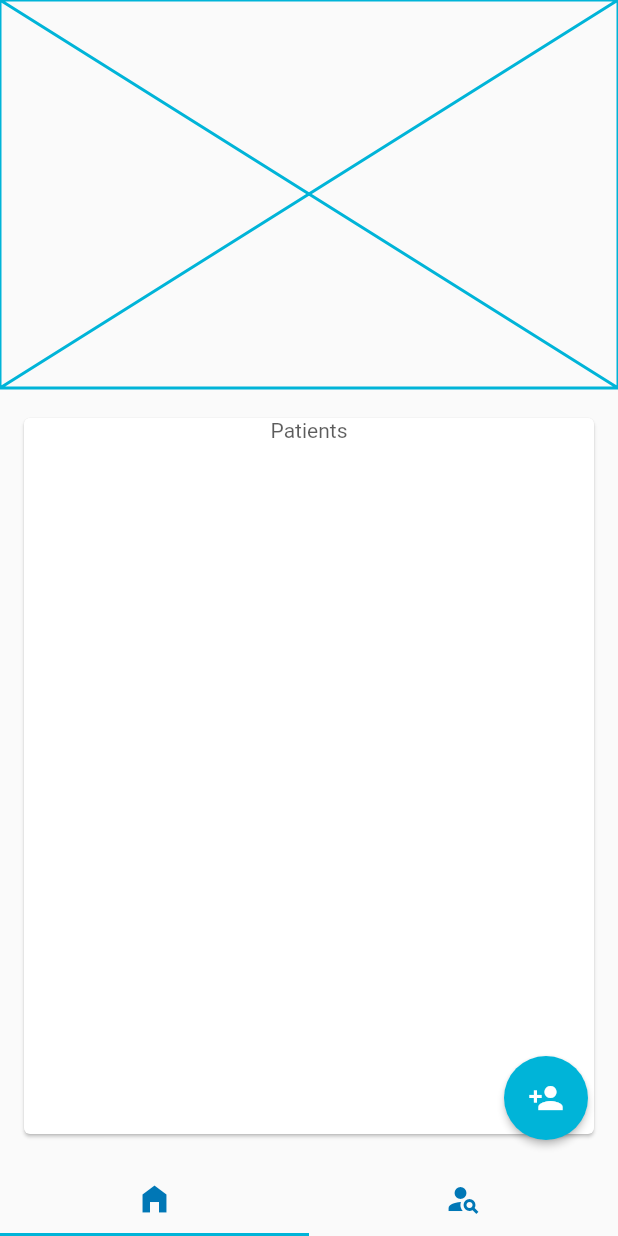
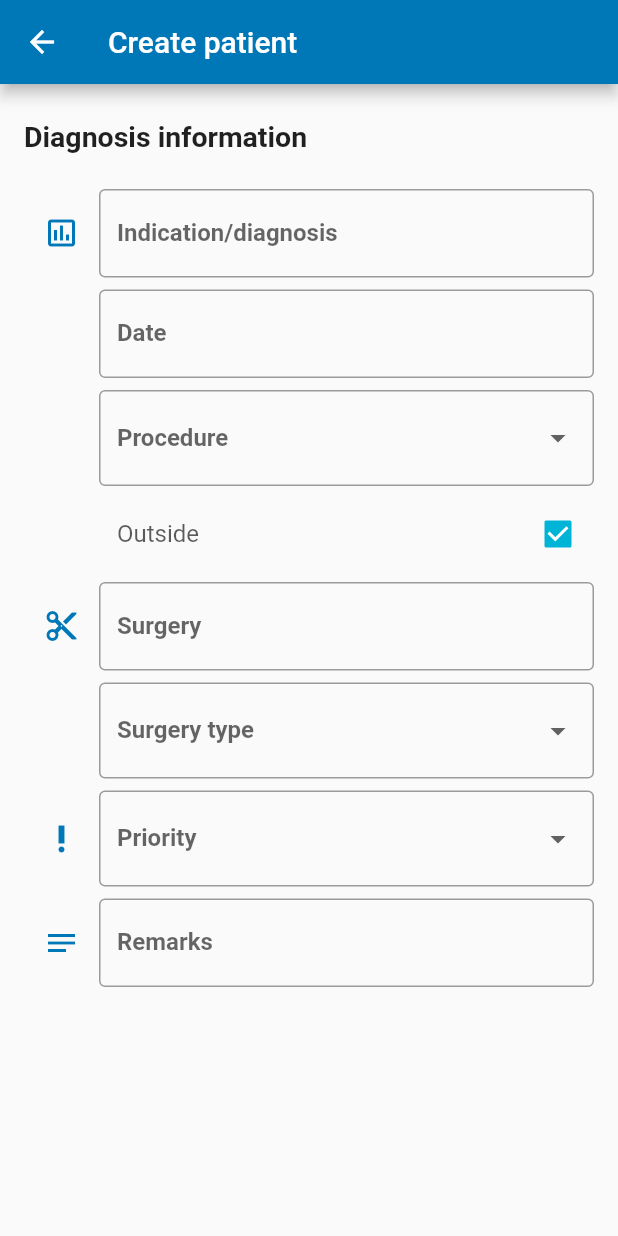
Before and after one commit to sachindayl/Surgery-support, a Flutter app: the MainContainer screen opened directly, tab 2 chosen, after a tap on the "arrow right alt" icon, on a phone screen of 412 x 824 dp. Run offline on Flutter 3.47's test engine with Material 2 defaults, Android fonts, the phone set to English and light mode, and no system bars; our stand-ins replace dio, easy_localization, shared_preferences; accounts and stored records are empty.

Commit message:
personal info view and diagnosis view created to insert patient data

```diff
--- a/lib/material/app_main.dart
+++ b/lib/material/app_main.dart
@@ -2,6 +2,7 @@ import 'package:flutter/material.dart';
 import 'package:provider/provider.dart';
 import 'package:easy_localization/easy_localization.dart';
 import 'package:surgery_support/material/views/login/login_view.dart';
+import 'package:surgery_support/shared/viewmodels/create_patient_viewmodel.dart';
 import 'package:surgery_support/shared/viewmodels/login_viewmodel.dart';
 import 'package:surgery_support/shared/viewmodels/main_container_viewmodel.dart';
 
@@ -15,6 +16,7 @@ class MaterialAppMain extends StatelessWidget {
       providers: [
         ChangeNotifierProvider(create: (_) => LoginViewModel()),
         ChangeNotifierProvider(create: (_) => MainContainerViewModel()),
+        ChangeNotifierProvider(create: (_) => CreatePatientViewmodel()),
       ],
       child: MaterialApp(
         title: 'Surgery Support',
--- a/lib/material/material_styles.dart
+++ b/lib/material/material_styles.dart
@@ -57,4 +57,6 @@ abstract class MaterialStyles {
       disabledColor: Styles.unselectedTextColor,
       cardColor: Styles.white,
       unselectedWidgetColor: Styles.unselectedTextColor);
+
+  static final double iconSizedBoxWidth = 50.0;
 }
--- a/lib/material/views/create_patient/create_patient_view.dart
+++ /dev/null
@@ -1,176 +0,0 @@
-import 'package:flutter/material.dart';
-import 'package:surgery_support/base/base_styles.dart';
-import 'package:surgery_support/material/views/main_container/main_container.dart';
-import 'package:surgery_support/material/widgets/form_field_dropdown.dart';
-
-import '../../material_styles.dart';
-
-class CreatePatientView extends StatelessWidget {
-  @override
-  Widget build(BuildContext context) {
-    return Scaffold(
-      appBar: AppBar(
-        title: Text('Create Patient'),
-      ),
-      body: SafeArea(
-        child: Container(
-          padding:
-              const EdgeInsets.symmetric(horizontal: Styles.horizontalPadding),
-          child: Column(
-            children: [
-              Container(
-                alignment: Alignment.centerLeft,
-                padding: const EdgeInsets.only(top: 24.0),
-                child: Text(
-                  'Personal Information',
-                  style: TextStyle(
-                      color: Styles.black.withOpacity(Styles.opacity87),
-                      fontSize: Styles.fontSize19,
-                      fontWeight: Styles.fontWeightSemiBold
-                  ),
-                ),
-              ),
-              Padding(
-                padding: const EdgeInsets.only(top: 24.0),
-                child: Row(
-                  children: [
-                    SizedBox(
-                      width: 50.0,
-                      child: Icon(Icons.app_registration),
-                    ),
-                    Expanded(
-                      child: TextFormField(
-                          decoration: InputDecoration(
-                        border: OutlineInputBorder(),
-                        labelText: 'Registration No',
-                      )),
-                    ),
-                  ],
-                ),
-              ),
-              Row(
-                children: [
-                  SizedBox(
-                    width: 50.0,
-                  ),
-                  Expanded(child: FormFieldDropdown(label: 'Category')),
-                ],
-              ),
-              Padding(
-                padding: const EdgeInsets.only(top: 8.0),
-                child: Row(
-                  children: [
-                    SizedBox(
-                      width: 50.0,
-                      child: Icon(Icons.person),
-                    ),
-                    Expanded(
-                      child: TextFormField(
-                          decoration: InputDecoration(
-                        border: OutlineInputBorder(),
-                        labelText: 'First name',
-                      )),
-                    ),
-                  ],
-                ),
-              ),
-              Padding(
-                padding: const EdgeInsets.only(top: 8.0),
-                child: Row(
-                  children: [
-                    SizedBox(
-                      width: 50.0,
-                    ),
-                    Expanded(
-                      child: TextFormField(
-                          decoration: InputDecoration(
-                        border: OutlineInputBorder(),
-                        labelText: 'Last name',
-                      )),
-                    ),
-                  ],
-                ),
-              ),
-              Row(
-                children: [
-                  SizedBox(
-                    width: 50.0,
-                    child: Icon(Icons.female),
-                  ),
-                  Expanded(child: FormFieldDropdown(label: 'Sex')),
-                ],
-              ),
-              Padding(
-                padding: const EdgeInsets.only(top: 8.0),
-                child: Row(
-                  children: [
-                    SizedBox(
-                      width: 50.0,
-                      child: Icon(Icons.cake),
-                    ),
-                    Expanded(
-                      child: TextFormField(
-                          decoration: InputDecoration(
-                            border: OutlineInputBorder(),
-                            labelText: 'Age',
-                          )),
-                    ),
-                  ],
-                ),
-              ),
-              Padding(
-                padding: const EdgeInsets.only(top: 8.0),
-                child: Row(
-                  children: [
-                    SizedBox(
-                      width: 50.0,
-                      child: Icon(Icons.phone),
-                    ),
-                    Expanded(
-                      child: TextFormField(
-                          decoration: InputDecoration(
-                            border: OutlineInputBorder(),
-                            labelText: 'Telephone no.',
-                          )),
-                    ),
-                  ],
-                ),
-              ),
-              Padding(
-                padding: const EdgeInsets.only(top: 24.0),
-                child: Row(
-                  children: [
-                    Spacer(),
-                    Padding(
-                      padding: const EdgeInsets.all(8.0),
-                      child: Text(
-                        'Next',
-                        style: TextStyle(
-                            fontSize: Styles.fontSize21,
-                            fontWeight: Styles.fontWeightSemiBold,
-                            color: MaterialStyles.lightTheme.primaryColor),
-                      ),
-                    ),
-                    ElevatedButton(
-                      onPressed: () => Navigator.of(context)
-                          .pushReplacement(MaterialPageRoute(
-                          builder: (context) => MainContainer())),
-                      child: Icon(
-                        Icons.arrow_right_alt_rounded,
-                        color: Styles.white,
-                      ),
-                      style: ElevatedButton.styleFrom(
-                          primary: Styles.accentColor,
-                          shape: CircleBorder(),
-                          padding: EdgeInsets.all(16.0)),
-                    )
-                  ],
-                ),
-              ),
-            ],
-          ),
-        ),
-      ),
-    );
-  }
-}
--- /dev/null
+++ b/lib/material/views/create_patient/diagnosis_view.dart
@@ -0,0 +1,121 @@
+
+import 'package:flutter/material.dart';
+import 'package:provider/provider.dart';
+import 'package:surgery_support/base/base_styles.dart';
+import 'package:surgery_support/material/widgets/custom_date_picker.dart';
+import 'package:surgery_support/material/widgets/custom_text_form_field.dart';
+import 'package:surgery_support/material/widgets/form_field_dropdown.dart';
+import 'package:surgery_support/material/widgets/form_row.dart';
+import 'package:surgery_support/material/widgets/form_title.dart';
+import 'package:surgery_support/shared/viewmodels/create_patient_viewmodel.dart';
+
+import '../../material_styles.dart';
+
+class DiagnosisView extends StatelessWidget {
+  final TextEditingController _dateController = TextEditingController();
+
+  @override
+  Widget build(BuildContext context) {
+    return Scaffold(
+      appBar: AppBar(
+        title: Text('Create patient'),
+      ),
+      body: SafeArea(
+          child: Container(
+        padding:
+            const EdgeInsets.symmetric(horizontal: Styles.horizontalPadding),
+        child: Column(
+          children: [
+            FormTitle(title: 'Diagnosis information'),
+            Padding(
+              padding: const EdgeInsets.only(top: 24.0),
+              child: FormRow(
+                  icon: Icon(Icons.assessment_outlined),
+                  formField: CustomTextFormField(
+                    label: 'Indication/diagnosis',
+                  )),
+            ),
+            Padding(
+              padding: const EdgeInsets.only(top: 8.0),
+              child: FormRow(
+                formField: Consumer<CreatePatientViewmodel>(
+                  builder: (context, viewModel, child) {
+                    return TextFormField(
+                        controller: _dateController,
+                        decoration: InputDecoration(
+                          border: OutlineInputBorder(),
+                          labelText: 'Date',
+                        ),
+                        readOnly: true,
+                        onTap: () async => await CustomDatePicker(
+                                selectedDate: viewModel.selectedDiagnosisDate,
+                                newDateCallback: (newDate) =>
+                                    viewModel.setDiagnosisDate(newDate))
+                            .build(context));
+                  }
+                ),
+              ),
+            ),
+            Padding(
+              padding: const EdgeInsets.only(top: 8.0),
+              child: FormRow(
+                formField: FormFieldDropdown(
+                  label: 'Procedure',
+                ),
+              ),
+            ),
+            Padding(
+              padding: const EdgeInsets.only(top: 8.0, left: 12.0),
+              child: Row(
+                children: [
+                  SizedBox(
+                    width: MaterialStyles.iconSizedBoxWidth,
+                  ),
+                  Expanded(
+                      child: Text(
+                    'Outside',
+                    style: TextStyle(fontSize: Styles.fontSize16),
+                  )),
+                  Checkbox(value: true, onChanged: (value) {}),
+                ],
+              ),
+            ),
+            Padding(
+              padding: const EdgeInsets.only(top: 8.0),
+              child: FormRow(
+                  icon: Icon(Icons.cut),
+                  formField: CustomTextFormField(
+                    label: 'Surgery',
+                  )),
+            ),
+            Padding(
+              padding: const EdgeInsets.only(top: 8.0),
+              child: FormRow(
+                formField: FormFieldDropdown(
+                  label: 'Surgery type',
+                ),
+              ),
+            ),
+            Padding(
+              padding: const EdgeInsets.only(top: 8.0),
+              child: FormRow(
+                icon: Icon(Icons.priority_high),
+                formField: FormFieldDropdown(
+                  label: 'Priority',
+                ),
+              ),
+            ),
+            Padding(
+              padding: const EdgeInsets.only(top: 8.0),
+              child: FormRow(
+                  icon: Icon(Icons.notes),
+                  formField: CustomTextFormField(
+                    label: 'Remarks',
+                  )),
+            ),
+          ],
+        ),
+      )),
+    );
+  }
+}
--- /dev/null
+++ b/lib/material/views/create_patient/personal_info_view.dart
@@ -0,0 +1,116 @@
+import 'package:flutter/material.dart';
+import 'package:surgery_support/base/base_styles.dart';
+import 'package:surgery_support/material/views/create_patient/diagnosis_view.dart';
+import 'package:surgery_support/material/widgets/custom_text_form_field.dart';
+import 'package:surgery_support/material/widgets/form_field_dropdown.dart';
+import 'package:surgery_support/material/widgets/form_row.dart';
+import 'package:surgery_support/material/widgets/form_title.dart';
+
+import '../../material_styles.dart';
+
+class PersonalInfoView extends StatelessWidget {
+  @override
+  Widget build(BuildContext context) {
+    return Scaffold(
+      appBar: AppBar(
+        title: Text('Create patient'),
+      ),
+      body: SafeArea(
+        child: Container(
+          padding:
+              const EdgeInsets.symmetric(horizontal: Styles.horizontalPadding),
+          child: Column(
+            children: [
+              FormTitle(
+                title: 'Personal Information',
+              ),
+              Padding(
+                padding: const EdgeInsets.only(top: 24.0),
+                child: FormRow(
+                  icon: Icon(Icons.app_registration),
+                  formField: CustomTextFormField(
+                    label: 'Registration No',
+                  ),
+                ),
+              ),
+              Padding(
+                padding: const EdgeInsets.only(top: 8.0),
+                child: FormRow(formField: FormFieldDropdown(label: 'Category')),
+              ),
+              Padding(
+                  padding: const EdgeInsets.only(top: 8.0),
+                  child: FormRow(
+                    icon: Icon(Icons.person),
+                    formField: CustomTextFormField(
+                      label: 'First name',
+                    ),
+                  )),
+              Padding(
+                  padding: const EdgeInsets.only(top: 8.0),
+                  child: FormRow(
+                    formField: CustomTextFormField(
+                      label: 'Last name',
+                    ),
+                  )),
+              Padding(
+                padding: const EdgeInsets.only(top: 8.0),
+                child: FormRow(
+                  icon: Icon(Icons.female),
+                  formField: FormFieldDropdown(label: 'Sex'),
+                ),
+              ),
+              Padding(
+                  padding: const EdgeInsets.only(top: 8.0),
+                  child: FormRow(
+                    icon: Icon(Icons.cake),
+                    formField: CustomTextFormField(
+                      label: 'Age',
+                    ),
+                  )),
+              Padding(
+                padding: const EdgeInsets.only(top: 8.0),
+                child: FormRow(
+                  icon: Icon(Icons.phone),
+                  formField: CustomTextFormField(
+                    label: 'Telephone no.',
+                  ),
+                )
+              ),
+              Padding(
+                padding: const EdgeInsets.only(top: 24.0),
+                child: Row(
+                  children: [
+                    Spacer(),
+                    Padding(
+                      padding: const EdgeInsets.all(8.0),
+                      child: Text(
+                        'Next',
+                        style: TextStyle(
+                            fontSize: Styles.fontSize21,
+                            fontWeight: Styles.fontWeightSemiBold,
+                            color: MaterialStyles.lightTheme.primaryColor),
+                      ),
+                    ),
+                    ElevatedButton(
+                      onPressed: () => Navigator.of(context).push(
+                          MaterialPageRoute(
+                              builder: (context) => DiagnosisView())),
+                      child: Icon(
+                        Icons.arrow_right_alt_rounded,
+                        color: Styles.white,
+                      ),
+                      style: ElevatedButton.styleFrom(
+                          primary: Styles.accentColor,
+                          shape: CircleBorder(),
+                          padding: EdgeInsets.all(16.0)),
+                    )
+                  ],
+                ),
+              ),
+            ],
+          ),
+        ),
+      ),
+    );
+  }
+}
--- a/lib/material/views/main_container/main_container.dart
+++ b/lib/material/views/main_container/main_container.dart
@@ -1,7 +1,7 @@
 import 'package:flutter/material.dart';
 import 'package:surgery_support/base/base_styles.dart';
 
-import '../create_patient/create_patient_view.dart';
+import '../create_patient/personal_info_view.dart';
 import '../home/home_view.dart';
 
 class MainContainer extends StatelessWidget {
@@ -12,10 +12,10 @@ class MainContainer extends StatelessWidget {
         child: Scaffold(
           bottomNavigationBar:
               TabBar(labelColor: Colors.black, tabs: _tabs(context)),
-          body: TabBarView(children: [HomeView(), CreatePatientView()]),
+          body: TabBarView(children: [HomeView(), PersonalInfoView()]),
           floatingActionButton: ElevatedButton(
             onPressed: () => Navigator.of(context).push(
-                MaterialPageRoute(builder: (context) => CreatePatientView())),
+                MaterialPageRoute(builder: (context) => PersonalInfoView())),
             child: Icon(Icons.person_add),
             style: ElevatedButton.styleFrom(
                 primary: Styles.accentColor,
--- a/lib/material/widgets/form_field_dropdown.dart
+++ b/lib/material/widgets/form_field_dropdown.dart
@@ -7,9 +7,8 @@ class FormFieldDropdown extends StatelessWidget {
 
   @override
   Widget build(BuildContext context) {
-    return Container(
+    return SizedBox(
       width: double.infinity,
-      padding: const EdgeInsets.only(top: 8.0),
       child: DropdownButtonFormField<String>(
         decoration: InputDecoration(
           border: OutlineInputBorder(),
--- /dev/null
+++ b/lib/material/widgets/form_row.dart
@@ -0,0 +1,25 @@
+import 'package:flutter/material.dart';
+
+import '../material_styles.dart';
+
+class FormRow extends StatelessWidget {
+  final Icon? icon;
+  final Widget formField;
+
+  FormRow({this.icon, required this.formField});
+
+  @override
+  Widget build(BuildContext context) {
+    return Row(
+      children: [
+        SizedBox(
+          width: MaterialStyles.iconSizedBoxWidth,
+          child: icon ?? Container(),
+        ),
+        Expanded(
+          child: formField,
+        ),
+      ],
+    );
+  }
+}
--- /dev/null
+++ b/lib/material/widgets/form_title.dart
@@ -0,0 +1,24 @@
+import 'package:flutter/material.dart';
+import 'package:surgery_support/base/base_styles.dart';
+
+class FormTitle extends StatelessWidget {
+  final String title;
+
+  FormTitle({required this.title});
+
+  @override
+  Widget build(BuildContext context) {
+    return Container(
+      alignment: Alignment.centerLeft,
+      padding: const EdgeInsets.only(top: 24.0),
+      child: Text(
+        title,
+        style: TextStyle(
+            color: Styles.black.withOpacity(Styles.opacity87),
+            fontSize: Styles.fontSize19,
+            fontWeight: Styles.fontWeightSemiBold
+        ),
+      ),
+    );
+  }
+}
--- /dev/null
+++ b/lib/shared/viewmodels/create_patient_viewmodel.dart
@@ -0,0 +1,14 @@
+import 'package:flutter/foundation.dart';
+
+class CreatePatientViewmodel with ChangeNotifier {
+
+  DateTime _selectedDiagnosisDate = DateTime.now();
+
+  void setDiagnosisDate(DateTime newDate) {
+    _selectedDiagnosisDate = newDate;
+    notifyListeners();
+  }
+
+  DateTime get selectedDiagnosisDate => _selectedDiagnosisDate;
+
+}
```
